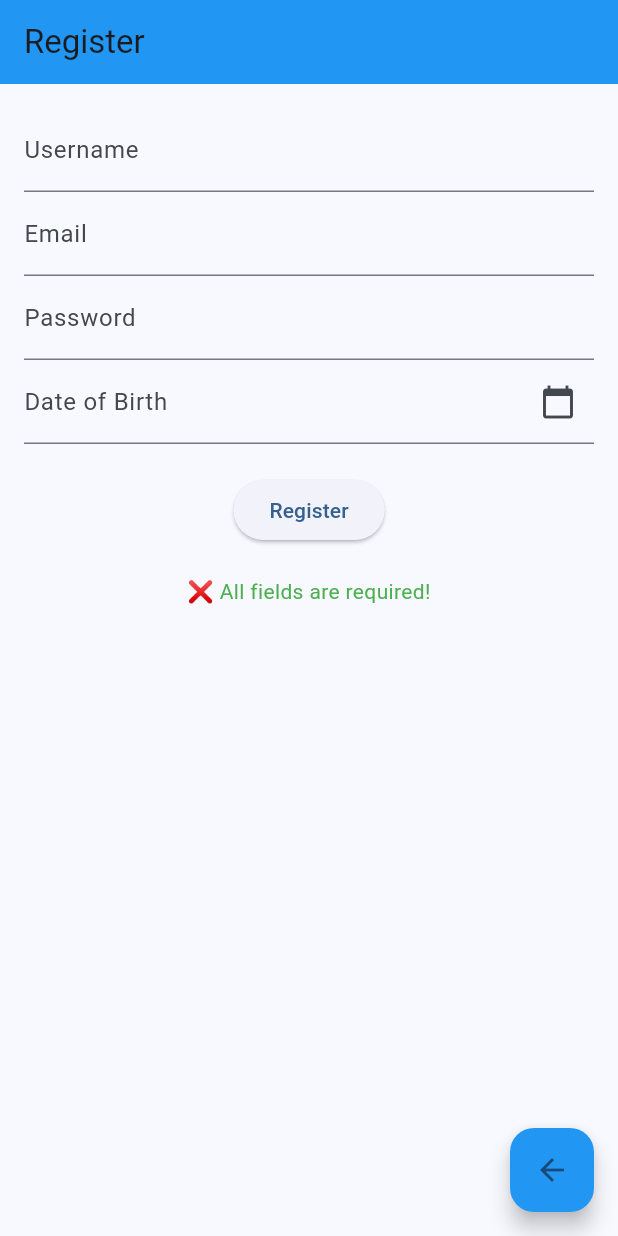
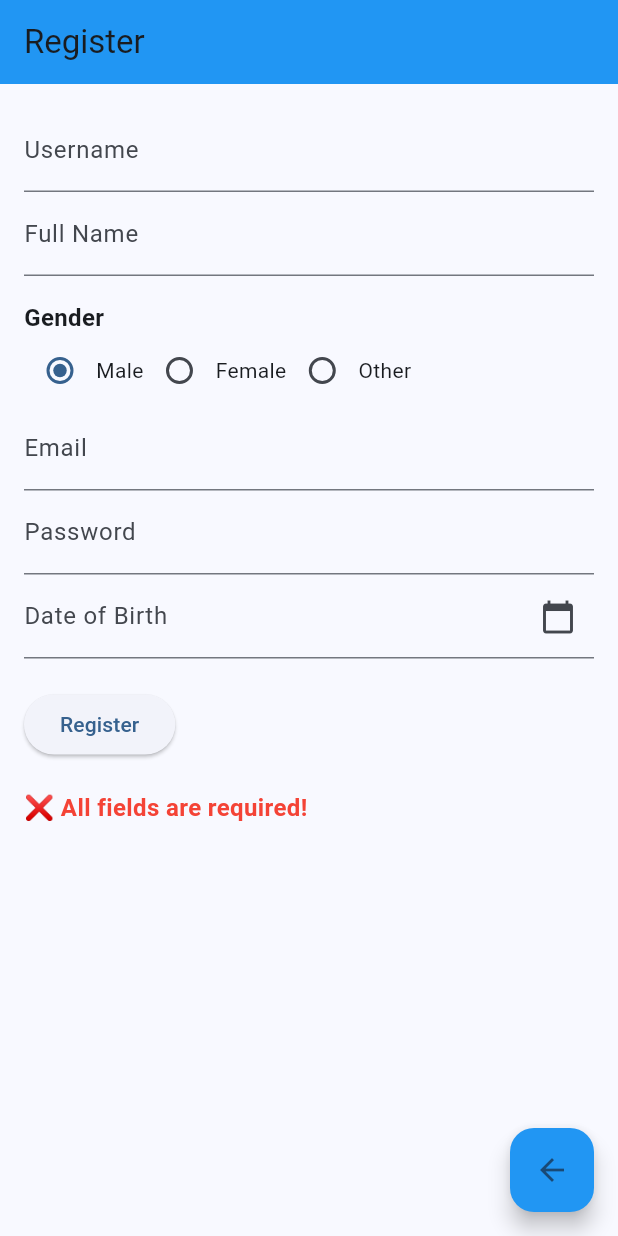
Before and after one commit to Echo2f13/AudioMeter, a Flutter app: the RegisterPage screen opened directly, after a tap on "Register", on a phone screen of 412 x 824 dp. Run offline on Flutter 3.47's test engine with Material 3 defaults, Android fonts, the phone set to English and light mode, and no system bars; our stand-ins replace audioplayers, sqflite, syncfusion_flutter_charts; accounts and stored records are empty.

Commit message:
project done

```diff
--- a/lib/pages/register.dart
+++ b/lib/pages/register.dart
@@ -29,6 +29,8 @@ class RegisterPage extends StatefulWidget {
 class _RegisterPageState extends State<RegisterPage> {
   final dbHelper = DatabaseHelper();
   final TextEditingController _usernameController = TextEditingController();
+  final TextEditingController _nameController = TextEditingController();
+  final TextEditingController _genderController = TextEditingController();
   final TextEditingController _emailController = TextEditingController();
   final TextEditingController _passwordController = TextEditingController();
   final TextEditingController _dobController = TextEditingController();
@@ -44,7 +46,7 @@ class _RegisterPageState extends State<RegisterPage> {
       lastDate: DateTime.now(),
     );
 
-    if (selected != null && selected != pickedDate) {
+    if (selected != null) {
       setState(() {
         pickedDate = selected;
         _dobController.text =
@@ -54,42 +56,41 @@ class _RegisterPageState extends State<RegisterPage> {
   }
 
   void _registerUser() async {
+    if (_usernameController.text.isEmpty ||
+        _nameController.text.isEmpty ||
+        _genderController.text.isEmpty ||
+        _emailController.text.isEmpty ||
+        _passwordController.text.isEmpty ||
+        _dobController.text.isEmpty) {
+      setState(() {
+        _statusMessage = "❌ All fields are required!";
+      });
+      return;
+    }
+
     try {
-      final db = await dbHelper.database; // Ensure DB is created
-      print("✅ Database created successfully!");
-
+      final db = await dbHelper.database;
       int userId = await dbHelper.insertUser(
         _usernameController.text,
+        _nameController.text,
+        _genderController.text,
         _emailController.text,
         _passwordController.text,
         _dobController.text,
       );
 
-      if (_usernameController.text.isEmpty ||
-          _emailController.text.isEmpty ||
-          _passwordController.text.isEmpty ||
-          _dobController.text.isEmpty) {
+      if (userId > 0) {
         setState(() {
-          _statusMessage = "❌ All fields are required!";
-        });
-        return;
-      }
-
-      if (userId > 0) {
-        print("✅ User registered with ID: $userId");
-        setState(() {
-          _statusMessage = "User registered successfully! ID: $userId";
+          _statusMessage = "✅ User registered successfully! ID: $userId";
         });
       } else {
-        print("❌ Failed to register user.");
         setState(() {
-          _statusMessage = "Failed to register user. Try again.";
+          _statusMessage = "❌ Failed to register user. Try again.";
         });
       }
     } catch (e) {
-      print("❌ Error: $e");
       setState(() {
-        _statusMessage = "Error: $e";
+        _statusMessage = "❌ Error: $e";
       });
     }
   }
@@ -97,29 +98,86 @@ class _RegisterPageState extends State<RegisterPage> {
   void _back() {
     Navigator.pushReplacement(
       context,
-      MaterialPageRoute(builder: (context) => MyApp()),
+      MaterialPageRoute(builder: (context) => const MyApp()),
     );
+  }
+
+  @override
+  void initState() {
+    super.initState();
+    _genderController.text = "Male"; // Default gender
   }
 
   @override
   Widget build(BuildContext context) {
     return Scaffold(
-      appBar: AppBar(title: Text('Register'), backgroundColor: Colors.blue),
-      body: Padding(
-        padding: EdgeInsets.all(16.0),
+      appBar: AppBar(
+        title: const Text('Register'),
+        backgroundColor: Colors.blue,
+      ),
+      body: SingleChildScrollView(
+        padding: const EdgeInsets.all(16.0),
         child: Column(
+          crossAxisAlignment: CrossAxisAlignment.start,
           children: [
             TextField(
               controller: _usernameController,
-              decoration: InputDecoration(labelText: 'Username'),
+              decoration: const InputDecoration(labelText: 'Username'),
             ),
             TextField(
+              controller: _nameController,
+              decoration: const InputDecoration(labelText: 'Full Name'),
+            ),
+
+            // Gender Selection
+            const SizedBox(height: 16),
+            const Text(
+              "Gender",
+              style: TextStyle(fontSize: 16, fontWeight: FontWeight.bold),
+            ),
+            Row(
+              children: [
+                Radio<String>(
+                  value: "Male",
+                  groupValue: _genderController.text,
+                  onChanged: (value) {
+                    setState(() {
+                      _genderController.text = value!;
+                    });
+                  },
+                ),
+                const Text("Male"),
+                Radio<String>(
+                  value: "Female",
+                  groupValue: _genderController.text,
+                  onChanged: (value) {
+                    setState(() {
+                      _genderController.text = value!;
+                    });
+                  },
+                ),
+                const Text("Female"),
+                Radio<String>(
+                  value: "Other",
+                  groupValue: _genderController.text,
+                  onChanged: (value) {
+                    setState(() {
+                      _genderController.text = value!;
+                    });
+                  },
+                ),
+                const Text("Other"),
+              ],
+            ),
+
+            TextField(
               controller: _emailController,
-              decoration: InputDecoration(labelText: 'Email'),
+              decoration: const InputDecoration(labelText: 'Email'),
+              keyboardType: TextInputType.emailAddress,
             ),
             TextField(
               controller: _passwordController,
-              decoration: InputDecoration(labelText: 'Password'),
+              decoration: const InputDecoration(labelText: 'Password'),
               obscureText: true,
             ),
             TextField(
@@ -127,22 +185,26 @@ class _RegisterPageState extends State<RegisterPage> {
               decoration: InputDecoration(
                 labelText: 'Date of Birth',
                 suffixIcon: IconButton(
-                  icon: Icon(Icons.calendar_today),
+                  icon: const Icon(Icons.calendar_today),
                   onPressed: () => _selectDate(context),
                 ),
               ),
               readOnly: true,
             ),
-            SizedBox(height: 20),
-            ElevatedButton(onPressed: _registerUser, child: Text('Register')),
-            SizedBox(height: 20),
+
+            const SizedBox(height: 20),
+            ElevatedButton(
+              onPressed: _registerUser,
+              child: const Text('Register'),
+            ),
+            const SizedBox(height: 20),
+
             Text(
               _statusMessage,
               style: TextStyle(
-                color:
-                    _statusMessage.contains("Error")
-                        ? Colors.red
-                        : Colors.green,
+                fontSize: 16,
+                fontWeight: FontWeight.bold,
+                color: _statusMessage.contains("❌") ? Colors.red : Colors.green,
               ),
             ),
           ],
--- a/lib/services/database.dart
+++ b/lib/services/database.dart
@@ -21,6 +21,8 @@ class DatabaseHelper {
           CREATE TABLE IF NOT EXISTS users (
             id INTEGER PRIMARY KEY AUTOINCREMENT,
             username TEXT NOT NULL,
+            name TEXT NOT NULL,
+            gender TEXT NOT NULL,
             email TEXT UNIQUE NOT NULL,
             password TEXT NOT NULL,
             dob TEXT NOT NULL
@@ -31,6 +33,7 @@ class DatabaseHelper {
         await db.execute('''
           CREATE TABLE IF NOT EXISTS test_results (
             id INTEGER PRIMARY KEY AUTOINCREMENT,
+            test_number INTEGER NOT NULL,
             user_id INTEGER NOT NULL,
             left_ear INTEGER CHECK(left_ear BETWEEN 0 AND 100),
             right_ear INTEGER CHECK(right_ear BETWEEN 0 AND 100),
@@ -75,6 +78,8 @@ class DatabaseHelper {
 
   Future<int> insertUser(
     String username,
+    String name,
+    String gender,
     String email,
     String password,
     String dob,
@@ -82,6 +87,8 @@ class DatabaseHelper {
     final db = await database;
     return await db.insert('users', {
       'username': username,
+      'name': name,
+      'gender': gender,
       'email': email,
       'password': password,
       'dob': dob,
@@ -100,6 +107,7 @@ class DatabaseHelper {
 
   Future<int> insertTestResult(
     int userId,
+    int test_number,
     int leftEar,
     int rightEar,
     int total,
@@ -108,6 +116,7 @@ class DatabaseHelper {
     final db = await database;
     return await db.insert('test_results', {
       'user_id': userId,
+      'test_number': test_number,
       'left_ear': leftEar,
       'right_ear': rightEar,
       'total': total,
```
Also changed, not shown: lib/admin/admin.dart (+9 -1 lines), lib/pages/home.dart (+55 -4 lines), lib/pages/test.dart (+17 -0 lines), pubspec.yaml (line endings or trailing spaces).
